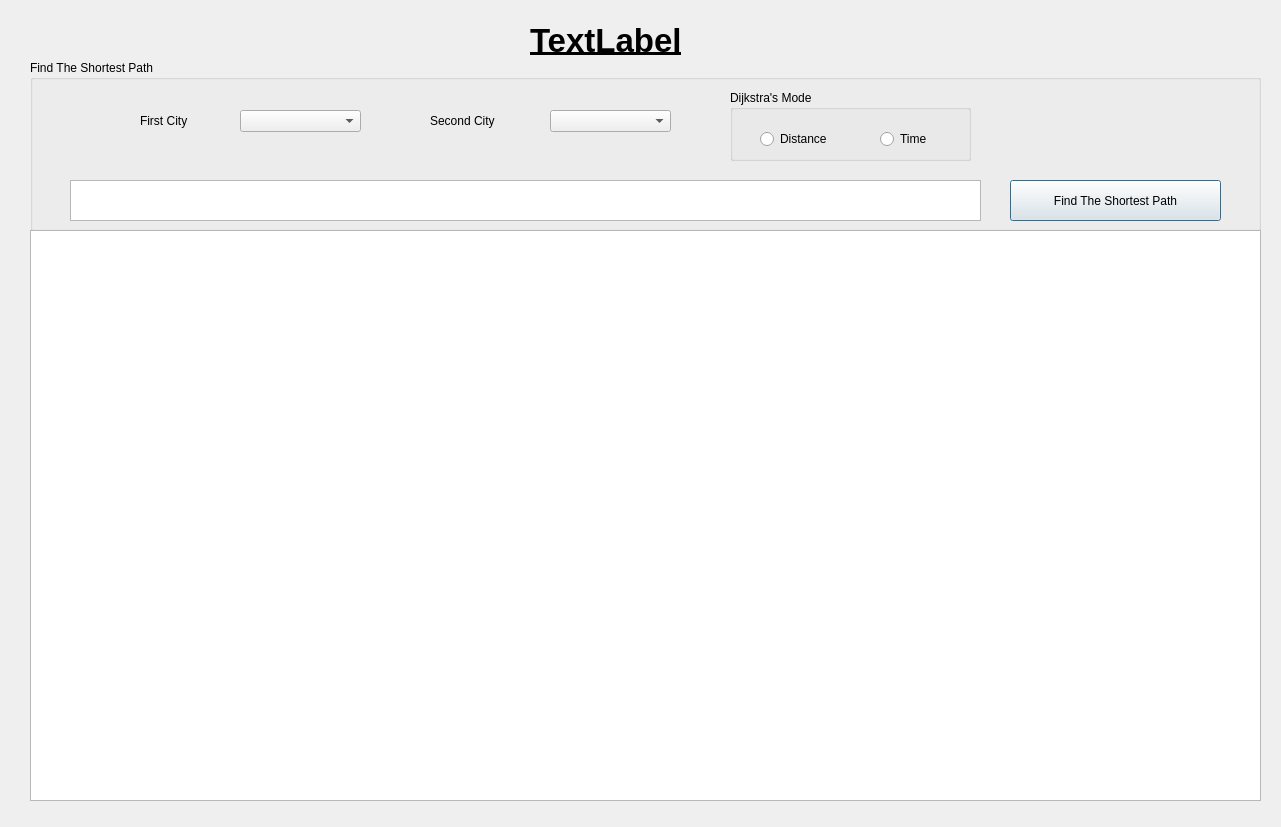
Qt form ui/exploremap.ui (ziaddevv/Guide_Me_Path_Finder) before a commit.
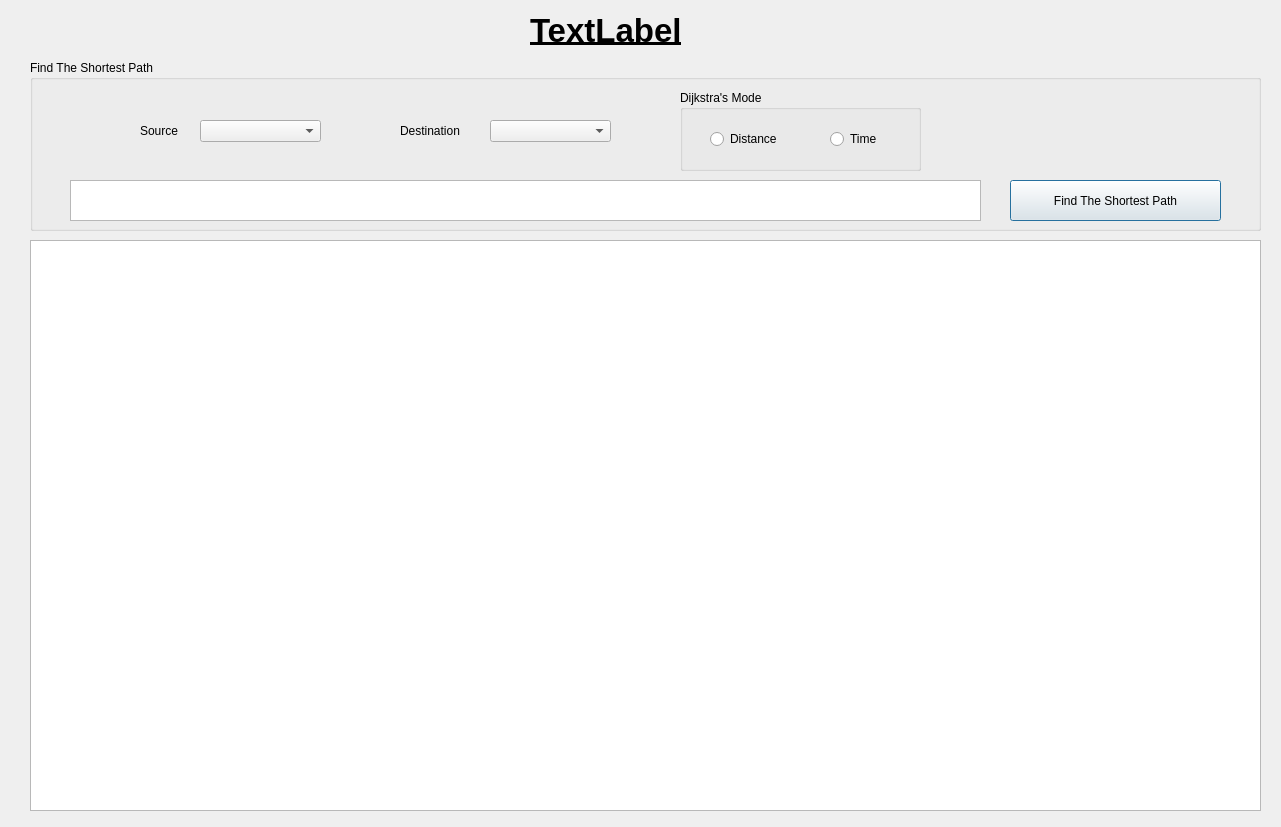
The same form after that commit.

What changed in the file:
```diff
--- a/ui/exploremap.ui
+++ b/ui/exploremap.ui
@@ -19,7 +19,7 @@
      <x>530</x>
      <y>10</y>
      <width>291</width>
-     <height>61</height>
+     <height>41</height>
     </rect>
    </property>
    <property name="font">
@@ -48,8 +48,8 @@
    <widget class="QComboBox" name="city1">
     <property name="geometry">
      <rect>
-      <x>210</x>
-      <y>50</y>
+      <x>170</x>
+      <y>60</y>
       <width>121</width>
       <height>22</height>
      </rect>
@@ -58,8 +58,8 @@
    <widget class="QComboBox" name="city2">
     <property name="geometry">
      <rect>
-      <x>520</x>
-      <y>50</y>
+      <x>460</x>
+      <y>60</y>
       <width>121</width>
       <height>22</height>
      </rect>
@@ -69,26 +69,26 @@
     <property name="geometry">
      <rect>
       <x>110</x>
-      <y>50</y>
+      <y>60</y>
       <width>81</width>
       <height>21</height>
      </rect>
     </property>
     <property name="text">
-     <string>First City</string>
+     <string>Source</string>
     </property>
    </widget>
    <widget class="QLabel" name="label_3">
     <property name="geometry">
      <rect>
-      <x>400</x>
-      <y>50</y>
+      <x>370</x>
+      <y>60</y>
       <width>101</width>
       <height>21</height>
      </rect>
     </property>
     <property name="text">
-     <string>Second City</string>
+     <string>Destination</string>
     </property>
    </widget>
    <widget class="QPushButton" name="findPath">
@@ -117,10 +117,10 @@
    <widget class="QGroupBox" name="groupBox_7">
     <property name="geometry">
      <rect>
-      <x>700</x>
+      <x>650</x>
       <y>30</y>
       <width>241</width>
-      <height>71</height>
+      <height>81</height>
      </rect>
     </property>
     <property name="title">
@@ -158,7 +158,7 @@
    <property name="geometry">
     <rect>
      <x>30</x>
-     <y>230</y>
+     <y>240</y>
      <width>1231</width>
      <height>571</height>
     </rect>
```
